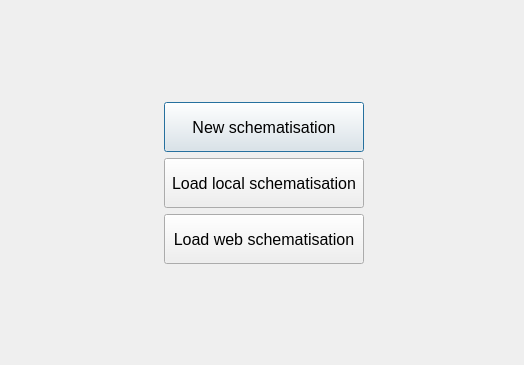
Above: threedi_api_qgis_client/ui/build_options.ui from nens/threedi-api-qgis-client before the change. Below: the same form after it.
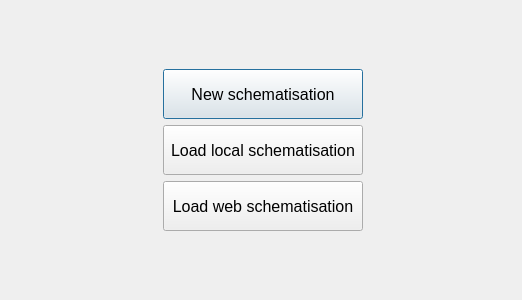
That is the form after the change.

Diff of the .ui file:
```diff
--- a/threedi_api_qgis_client/ui/build_options.ui
+++ b/threedi_api_qgis_client/ui/build_options.ui
@@ -6,8 +6,8 @@
    <rect>
     <x>0</x>
     <y>0</y>
-    <width>524</width>
-    <height>365</height>
+    <width>518</width>
+    <height>300</height>
    </rect>
   </property>
   <property name="windowTitle">
```
Left out of the diff: 2 changed lines with no effect on the pictures.
